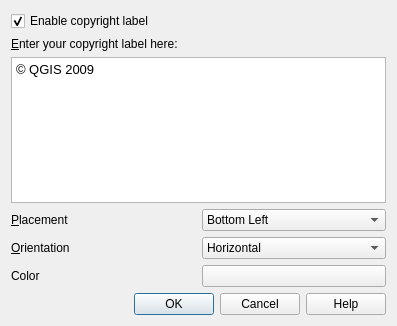
The window that src/ui/qgsdecorationcopyrightdialog.ui (qgis/QGIS) describes before a commit, drawn with Qt 5.
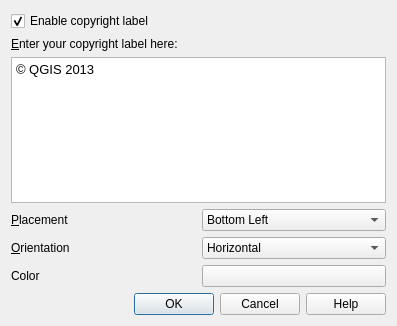
The same window after the commit. Icons and pictures are not drawn. Custom widgets are drawn as their Qt base class.

Patch:
```diff
--- a/src/ui/qgsdecorationcopyrightdialog.ui
+++ b/src/ui/qgsdecorationcopyrightdialog.ui
@@ -46,7 +46,7 @@
 &lt;html&gt;&lt;head&gt;&lt;meta name=&quot;qrichtext&quot; content=&quot;1&quot; /&gt;&lt;style type=&quot;text/css&quot;&gt;
 p, li { white-space: pre-wrap; }
 &lt;/style&gt;&lt;/head&gt;&lt;body style=&quot; font-family:'Lucida Grande'; font-size:13pt; font-weight:400; font-style:normal;&quot;&gt;
-&lt;p style=&quot; margin-top:0px; margin-bottom:0px; margin-left:0px; margin-right:0px; -qt-block-indent:0; text-indent:0px;&quot;&gt;&lt;span style=&quot; font-family:'Verdana'; font-size:10pt;&quot;&gt;© QGIS 2009&lt;/span&gt;&lt;/p&gt;&lt;/body&gt;&lt;/html&gt;</string>
+&lt;p style=&quot; margin-top:0px; margin-bottom:0px; margin-left:0px; margin-right:0px; -qt-block-indent:0; text-indent:0px;&quot;&gt;&lt;span style=&quot; font-family:'Verdana'; font-size:10pt;&quot;&gt;© QGIS 2013&lt;/span&gt;&lt;/p&gt;&lt;/body&gt;&lt;/html&gt;</string>
      </property>
     </widget>
    </item>
```
